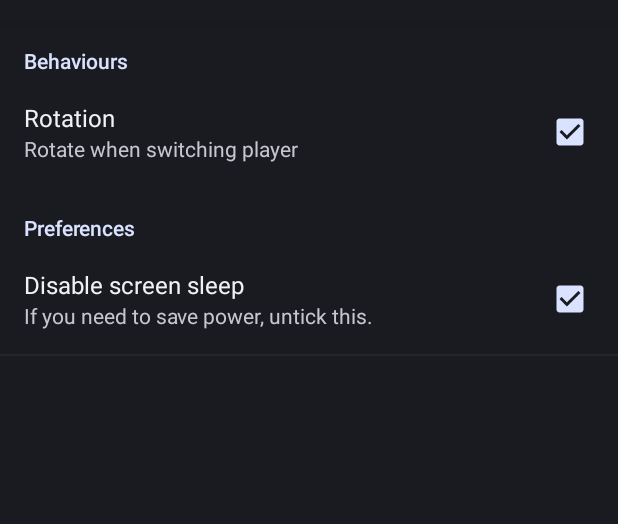
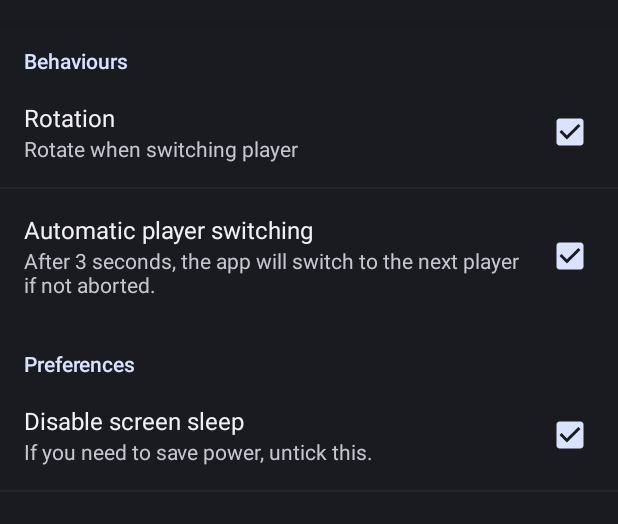
Before and after one commit to andli/NRClicker, an Android app: the fragment SettingsFragment shown on its own in the app's theme, on a phone screen of 412 x 824 dp, the part 62-586 px from its top. Run offline under Robolectric (Android 15) with nearby library versions, the phone set to English and light mode, and no system bars.

Commit message:
Auto-switching added

```diff
--- a/app/src/main/java/net/pooksoft/nrclicker/ui/TurnClicker.java
+++ b/app/src/main/java/net/pooksoft/nrclicker/ui/TurnClicker.java
@@ -89,8 +89,9 @@ public class TurnClicker extends LinearLayout implements View.OnClickListener {
                     SwitchFragmentDialog switchFragmentDialog = SwitchFragmentDialog.newInstance(nextPlayerLabel);
 
                     if (fMgr != null) {
-                        FragmentTransaction ft = fMgr.beginTransaction();
-                        switchFragmentDialog.show(ft, null);
+                        /*FragmentTransaction ft = fMgr.beginTransaction();
+                        switchFragmentDialog.show(ft, null);*/
+                        switchFragmentDialog.show(fMgr, "fragment_edit_name");
                     } else {
                         Log.d("test", "fMgr is null");
                     }
--- a/app/src/main/res/values/strings.xml
+++ b/app/src/main/res/values/strings.xml
@@ -17,5 +17,7 @@
     <string name="app_behaviours">Behaviours</string>
     <string name="screen_sleep_disabled_desc">If you need to save power, untick this.</string>
     <string name="screen_sleep_disabled">Disable screen sleep</string>
+    <string name="auto_switch_player_desc">After 3 seconds, the app will switch to the next player if not aborted.</string>
+    <string name="auto_switch_player_enabled">Automatic player switching</string>
 
 </resources>
--- a/app/src/main/res/xml/preferences.xml
+++ b/app/src/main/res/xml/preferences.xml
@@ -6,6 +6,11 @@
             android:key="rotation_enabled"
             android:summary="@string/rotation_enabled_desc"
             android:title="@string/rotation_enabled" />
+        <CheckBoxPreference
+            android:defaultValue="true"
+            android:key="auto_switch_player_enabled"
+            android:summary="@string/auto_switch_player_desc"
+            android:title="@string/auto_switch_player_enabled" />
     </PreferenceCategory>
     <PreferenceCategory android:title="@string/app_preferences">
         <CheckBoxPreference
```
Also changed, not shown: app/src/main/java/net/pooksoft/nrclicker/ui/SwitchFragmentDialog.java (+54 -4 lines), app/src/main/res/layout/fragment_switch_dialog.xml (added, +12 -0 lines), 2 other files.
